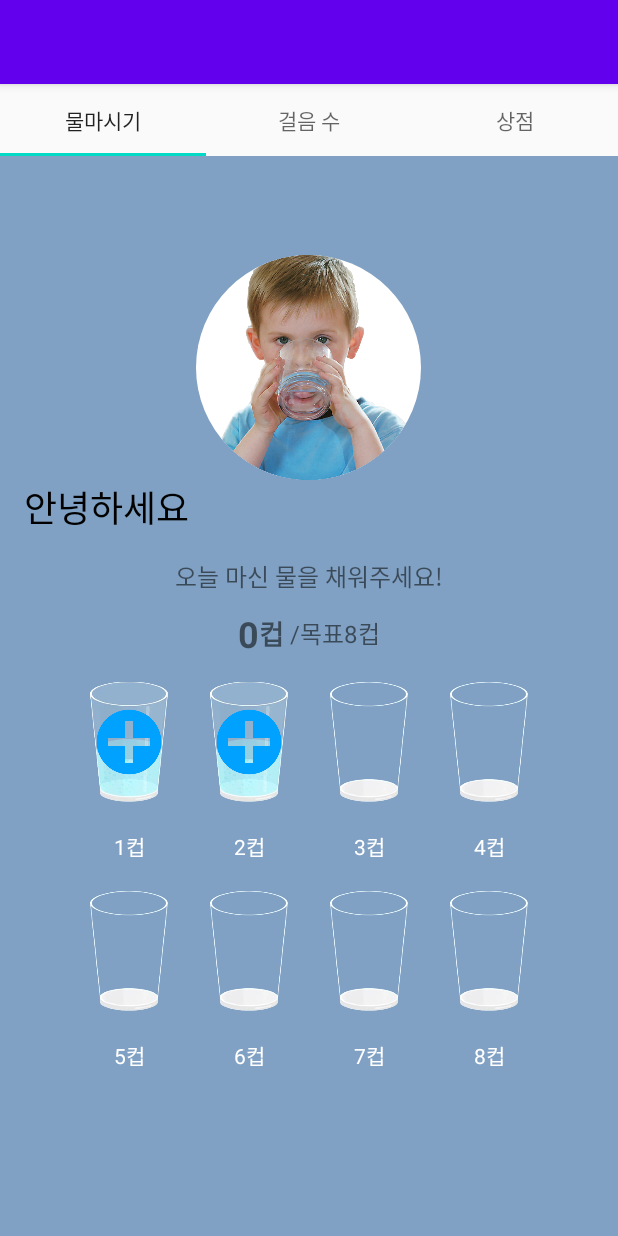
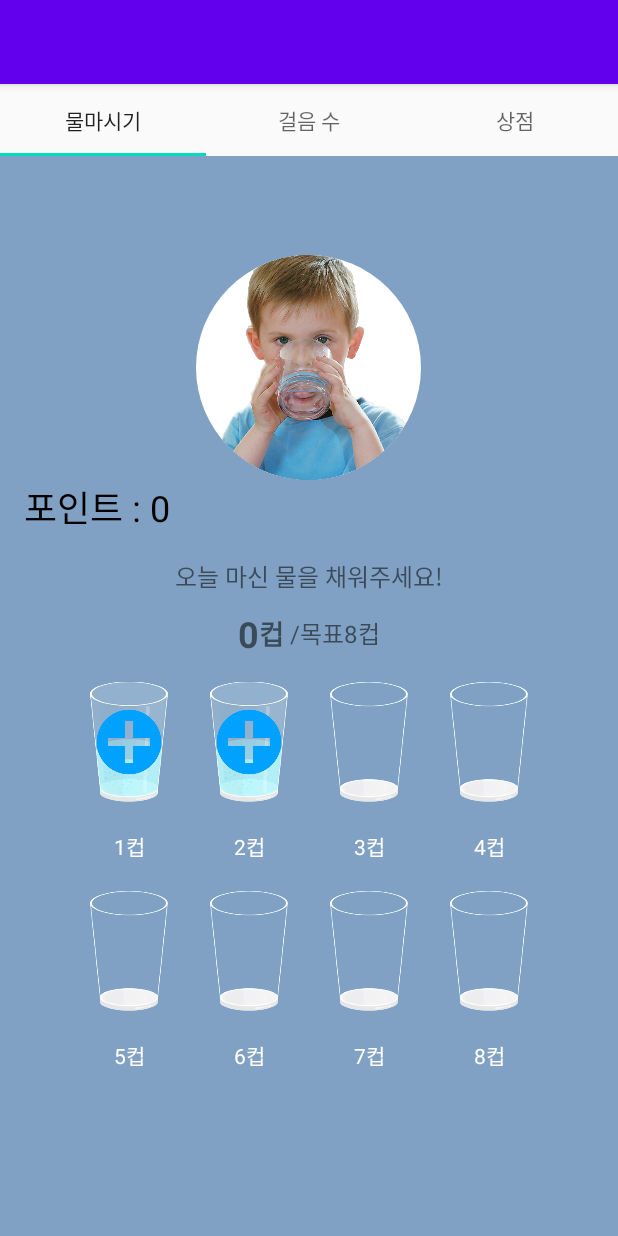
Before and after one commit to coque0414/HealthApp, an Android app: the WaterFragment screen opened directly, with no data from a screen before it, on a phone screen of 412 x 824 dp. Run offline under Robolectric (Android 15) with nearby library versions, the light colour scheme and no system bars; our stand-ins replace Room's generated code; 1 statement that could not run was skipped.

Commit message:
포인트 기능

```diff
--- a/app/src/main/java/com/example/mobile_program/WaterFragment.java
+++ b/app/src/main/java/com/example/mobile_program/WaterFragment.java
@@ -171,6 +171,7 @@ public class WaterFragment extends Fragment {
                 user.point += (newWaterCount == 8) ? 5 : 1;
                 db.userDao().updateUser(user);
 
+
                 requireActivity().runOnUiThread(() -> {
                     String message = (newWaterCount == 8) ? "오늘 하루 수고하셨습니다." : "잘하고 있어요!";
                     Toast.makeText(requireContext(), message, Toast.LENGTH_SHORT).show();
--- a/app/src/main/res/layout/activity_main4.xml
+++ b/app/src/main/res/layout/activity_main4.xml
@@ -39,7 +39,7 @@
         android:layout_height="wrap_content"
         android:gravity="center"
 
-        android:text="안녕하세요"
+        android:text="포인트 : 0"
         android:layout_marginRight="50dp"
         android:textColor="#000000"
         android:textSize="24sp"
--- a/app/src/main/res/layout/activity_main5.xml
+++ b/app/src/main/res/layout/activity_main5.xml
@@ -28,11 +28,11 @@
         tools:ignore="ContentDescription" />
 
     <TextView
-        android:id="@+id/point"
+        android:id="@+id/pointWater"
         android:layout_width="wrap_content"
         android:layout_height="wrap_content"
         android:gravity="center"
-        android:text="안녕하세요"
+        android:text="포인트 : 0"
         android:layout_marginRight="50dp"
         android:textColor="#000000"
         android:textSize="24sp"
```
Also changed, not shown: app/src/main/java/com/example/mobile_program/StepsFragment.java (+11 -2 lines).
